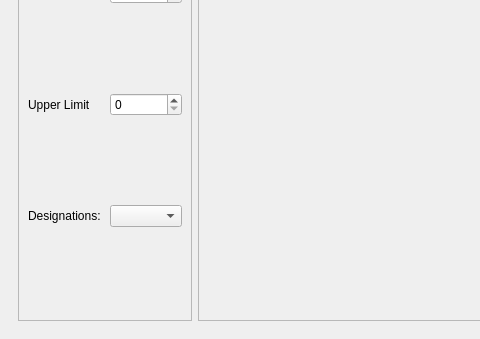
This is UI_Files/Main.ui in ChatreshGudi/Emp_Manage as Qt 5 draws it before an edit; both pictures show x 0 to 480 and y 261 to 600 of the 800 by 600 pixel window. The edited form follows.
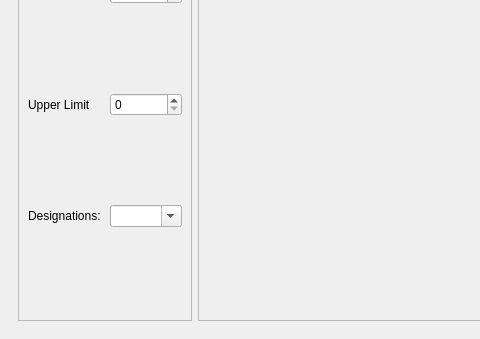
This is the edited form. The open tabs and pages were chosen to show the change. Icons and pictures are not drawn.

```diff
--- a/UI_Files/Main.ui
+++ b/UI_Files/Main.ui
@@ -222,14 +222,14 @@
             </widget>
            </item>
            <item row="2" column="0">
-            <widget class="QLabel" name="u_limit">
+            <widget class="QLabel" name="u_lbl">
              <property name="text">
               <string>Upper Limit</string>
              </property>
             </widget>
            </item>
            <item row="2" column="1">
-            <widget class="QSpinBox" name="spinBox_2"/>
+            <widget class="QSpinBox" name="u_limit"/>
            </item>
            <item row="0" column="0" colspan="2">
             <widget class="QLabel" name="salary_lbl">
@@ -245,7 +245,11 @@
             </widget>
            </item>
            <item row="3" column="1">
-            <widget class="QComboBox" name="des_data"/>
+            <widget class="QComboBox" name="des_data">
+             <property name="editable">
+              <bool>true</bool>
+             </property>
+            </widget>
            </item>
           </layout>
          </widget>
```
Left out of the diff: 5 changed lines with no effect on the pictures.
